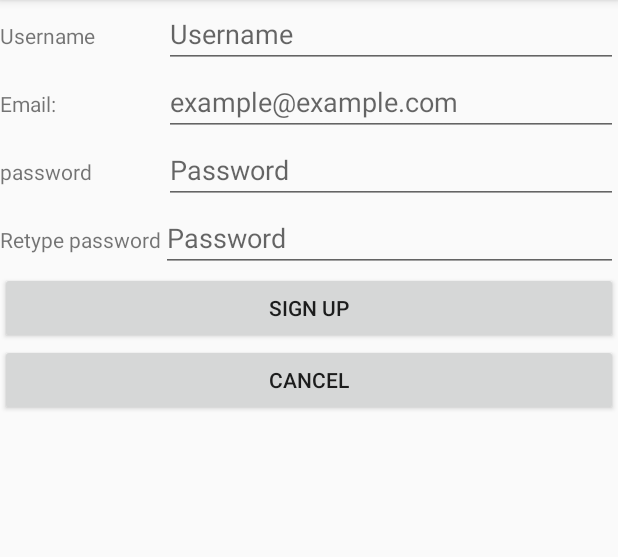
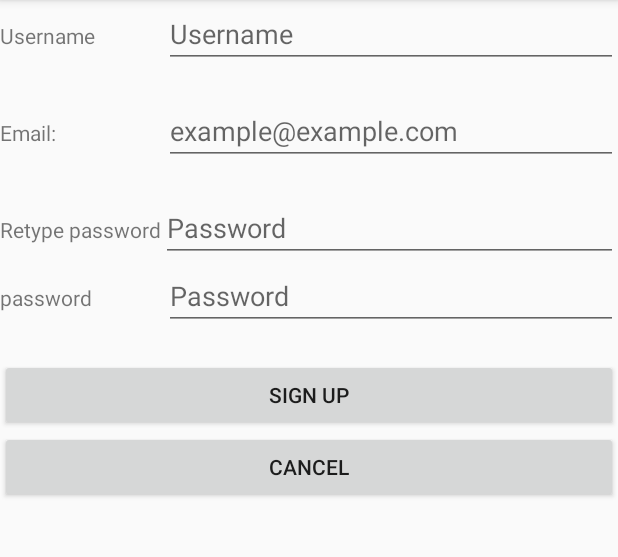
Before and after one commit to Branch-Master/EventsterApp, an Android app: the screen it shows after launch (LoginActivity), after a tap on "SIGN UP", on a phone screen of 412 x 824 dp, the part 84-641 px from its top. Run offline under Robolectric (Android 15) with nearby library versions, the phone set to English and light mode, and no system bars; 1 other tap on this screen came first.

Commit message:
login og signup uppfærslur

```diff
--- a/app/src/main/java/com/example/eventsterapp/Fragments/CreateUserFragment.java
+++ b/app/src/main/java/com/example/eventsterapp/Fragments/CreateUserFragment.java
@@ -9,6 +9,7 @@ import android.widget.Button;
 import android.widget.CalendarView;
 import android.widget.EditText;
 import android.widget.RadioGroup;
+import android.widget.TextView;
 import android.widget.Toast;
 
 import com.example.eventsterapp.R;
@@ -30,6 +31,10 @@ public class CreateUserFragment extends Fragment {
     private Button signUp;
     private Button cancelSignup;
 
+    private TextView email_notValid;
+    private TextView username_notValid;
+    private TextView password_notValid;
+
     private View.OnClickListener signUpConfirmed = new View.OnClickListener() {
         @Override
         public void onClick(View v) {
@@ -47,22 +52,25 @@ public class CreateUserFragment extends Fragment {
 
             new_email.setTextColor(getResources().getColor(R.color.blackColor));
             new_username.setTextColor(getResources().getColor(R.color.blackColor));
-            new_password.setBackgroundColor(getResources().getColor(R.color.blackColor));
-            new_retypePassword.setBackgroundColor(getResources().getColor(R.color.blackColor));
+
 
 
             if(emailTaken){
-                Toast.makeText(getView().getContext(), "Email is Taken", Toast.LENGTH_SHORT).show();
-                new_email.setTextColor(getResources().getColor(R.color.errorColor));
-                new_email.setText("Given Email was Taken");
+                email_notValid.setText("An account with this email already exists");
             }
             if(nameTaken){
-                Toast.makeText(getView().getContext(), "Username is Taken", Toast.LENGTH_SHORT).show();
-                new_username.setTextColor(getResources().getColor(R.color.errorColor));
+                username_notValid.setText("This username is unavailable");
             }
-            if(pmatch || ptest){
-                new_password.setBackgroundColor(getResources().getColor(R.color.errorColor));
-                new_retypePassword.setBackgroundColor(getResources().getColor(R.color.errorColor));
+            if(pmatch && !ptest){
+                password_notValid.setText("Your password has to be at least 8 characters long");
+
+            }
+            if(!pmatch && ptest){
+                password_notValid.setText("The given passwords did not match");
+
+            }
+            if(!pmatch && !ptest){
+                password_notValid.setText("Your password has to be at least 8 characters long" + "\n" + "The given passwords did not match" );
             }
 
             if(!emailTaken && !nameTaken && pmatch && ptest){
@@ -111,6 +119,10 @@ public class CreateUserFragment extends Fragment {
         signUp.setOnClickListener(signUpConfirmed);
         cancelSignup.setOnClickListener(cancel);
 
+        email_notValid = (TextView) v.findViewById(R.id.signup_notvalid_email);
+        username_notValid = (TextView) v.findViewById(R.id.signup_notvalid_username);
+        password_notValid = (TextView) v.findViewById(R.id.signup_notvalid_password);
+
         return v;
     }
 }
--- a/app/src/main/java/com/example/eventsterapp/Fragments/LoginFragment.java
+++ b/app/src/main/java/com/example/eventsterapp/Fragments/LoginFragment.java
@@ -8,9 +8,12 @@ import android.view.View;
 import android.view.ViewGroup;
 import android.widget.Button;
 import android.widget.EditText;
+import android.widget.LinearLayout;
+import android.widget.TextView;
 
 import com.example.eventsterapp.R;
 import com.example.eventsterapp.database.DatabaseHelper;
+import com.example.eventsterapp.models.User;
 import com.example.eventsterapp.ui.HomeActivity;
 import com.example.eventsterapp.ui.LoginActivity;
 
@@ -25,7 +28,9 @@ public class LoginFragment extends Fragment {
     private EditText password;
     private Button login_button;
     private Button signup_button;
-    private ViewGroup container;
+    private TextView notValid;
+
+
 
 
     private View.OnClickListener signupButtonClick = new View.OnClickListener() {
@@ -44,8 +49,24 @@ public class LoginFragment extends Fragment {
     private View.OnClickListener loginButtonClick = new View.OnClickListener() {
         @Override
         public void onClick(View v) {
-            Intent i = new Intent(getActivity(), HomeActivity.class);
-            startActivity(i);
+
+            String un = username.getText().toString();
+            String p = password.getText().toString();
+            Boolean test1 = un.length() > 0;
+            Boolean test2 = p.length() > 7;
+
+
+            User validLoginInfo = databaseHelper.validateLogin(un,p);
+
+
+            if(validLoginInfo != null && test1 && test2){
+                Intent i = new Intent(getActivity(), HomeActivity.class);
+                startActivity(i);
+            }
+            else{
+                notValid.setText("Username or password incorrect");
+                notValid.setTextColor(getResources().getColor(R.color.errorColor));
+            }
 
         }
     };
@@ -57,7 +78,6 @@ public class LoginFragment extends Fragment {
 
         Context c = getContext();
         databaseHelper = new DatabaseHelper(c);
-        this.container = container;
 
         final View v = inflater.inflate(R.layout.fragment_login, container, false);
 
@@ -65,6 +85,7 @@ public class LoginFragment extends Fragment {
         password = (EditText) v.findViewById(R.id.login_password);
         login_button = (Button) v.findViewById(R.id.loginButton);
         signup_button = (Button) v.findViewById(R.id.signUpButton);
+        notValid = (TextView) v.findViewById(R.id.login_not_valid);
 
         signup_button.setOnClickListener(signupButtonClick);
         login_button.setOnClickListener(loginButtonClick);
--- a/app/src/main/res/layout/fragment_signup.xml
+++ b/app/src/main/res/layout/fragment_signup.xml
@@ -26,6 +26,12 @@
             android:inputType="textPersonName" />
     </TableRow>
 
+    <TextView
+        android:id="@+id/signup_notvalid_username"
+        android:layout_width="match_parent"
+        android:layout_height="wrap_content"
+        android:textColor="@color/errorColor" />
+
     <TableRow
         android:id="@+id/Email_signup_tablerow"
         android:layout_width="match_parent"
@@ -42,12 +48,39 @@
             android:id="@+id/signup_email"
             android:layout_width="match_parent"
             android:layout_height="wrap_content"
+            android:autofillHints=""
             android:ems="10"
             android:hint="example@example.com"
             android:inputType="textEmailAddress"
-            tools:ignore="HardcodedText"
-            android:autofillHints="" />
+            tools:ignore="HardcodedText" />
 
+    </TableRow>
+
+    <TextView
+        android:id="@+id/signup_notvalid_email"
+        android:layout_width="match_parent"
+        android:layout_height="wrap_content"
+        android:textColor="@color/errorColor" />
+
+    <TableRow
+        android:id="@+id/password2_signup_tablerow"
+        android:layout_width="match_parent"
+        android:layout_height="match_parent">
+
+        <TextView
+            android:id="@+id/signup_password2_label"
+            android:layout_width="wrap_content"
+            android:layout_height="wrap_content"
+            android:text="Retype password" />
+
+        <EditText
+            android:id="@+id/signup_password2"
+            android:layout_width="match_parent"
+            android:layout_height="wrap_content"
+            android:autofillHints=""
+            android:ems="10"
+            android:hint="Password"
+            android:inputType="textPassword" />
     </TableRow>
 
     <TableRow
@@ -75,26 +108,11 @@
 
     </TableRow>
 
-    <TableRow
-        android:id="@+id/password2_signup_tablerow"
+    <TextView
+        android:id="@+id/signup_notvalid_password"
         android:layout_width="match_parent"
-        android:layout_height="match_parent" >
-
-        <TextView
-            android:id="@+id/signup_password2_label"
-            android:layout_width="wrap_content"
-            android:layout_height="wrap_content"
-            android:text="Retype password" />
-
-        <EditText
-            android:id="@+id/signup_password2"
-            android:layout_width="match_parent"
-            android:layout_height="wrap_content"
-            android:autofillHints=""
-            android:ems="10"
-            android:hint="Password"
-            android:inputType="textPassword" />
-    </TableRow>
+        android:layout_height="wrap_content"
+        android:textColor="@color/errorColor" />
 
     <Button
         android:id="@+id/signup_button"
--- a/app/src/main/res/values/colors.xml
+++ b/app/src/main/res/values/colors.xml
@@ -5,4 +5,5 @@
     <color name="colorAccent">#D81B60</color>
     <color name="errorColor">#d0311d</color>
     <color name="blackColor">#000</color>
+    <color name="whiteColor">#fff</color>
 </resources>
```
Also changed, not shown: app/src/main/java/com/example/eventsterapp/database/DatabaseHelper.java (+21 -0 lines), app/src/main/res/layout/fragment_login.xml (+9 -1 lines).
